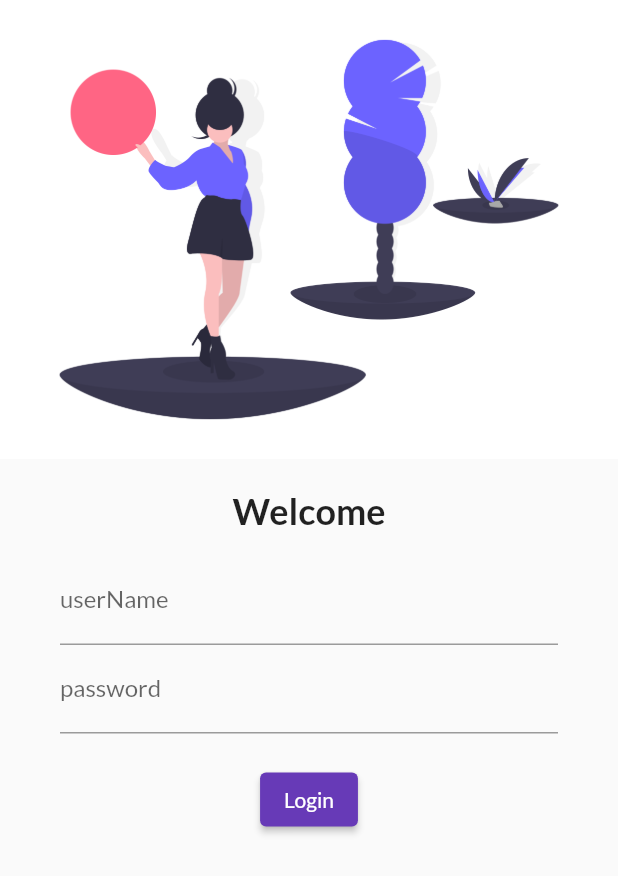
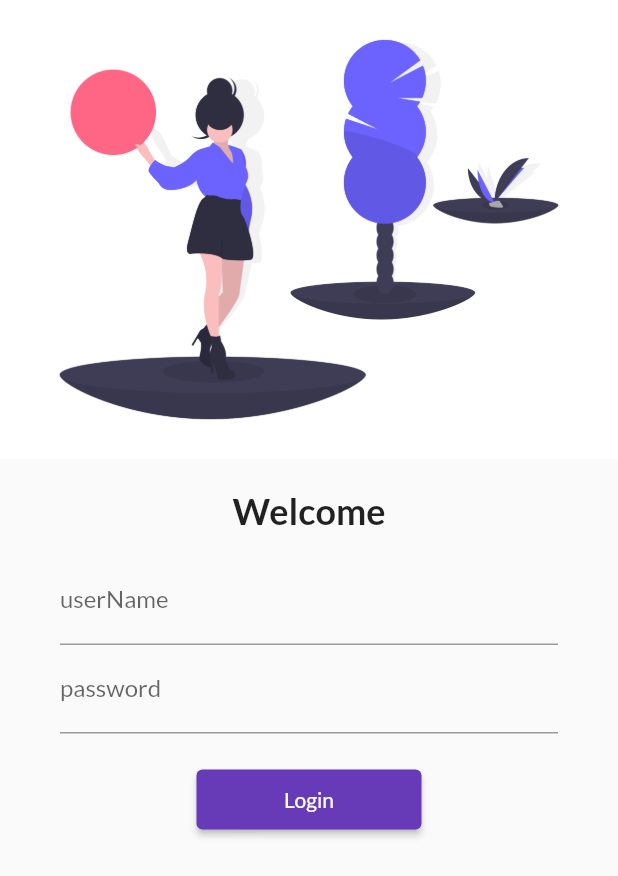
Before and after one commit to vandna987/flutterCatalogApp, a Flutter app: the screen it shows after launch, on a phone screen of 412 x 824 dp. Shown: the top 876 px of the screen. Run offline on Flutter 3.47's test engine with Material 2 defaults, Android fonts, the phone set to English and light mode, and no system bars; our stand-ins replace google_fonts.

Commit message:
day 5 completed

```diff
--- a/lib/main.dart
+++ b/lib/main.dart
@@ -1,6 +1,7 @@
 import 'package:flutter/material.dart';
 import 'package:flutter_catalog/pages/home_page.dart';
 import 'package:flutter_catalog/pages/login_page.dart';
+import 'package:flutter_catalog/utils/routes.dart';
 import 'package:google_fonts/google_fonts.dart';
 
 void main() {
@@ -19,12 +20,13 @@ class MyApp extends StatelessWidget {
         primarySwatch: Colors.deepPurple,
         fontFamily: GoogleFonts.lato().fontFamily,
       ),
+      debugShowCheckedModeBanner: false,
       // darkTheme: ThemeData(brightness: Brightness.dark),
       // initialRoute: '/home',
       routes: {
         "/": (context) => LoginPage(),
-        "/home": (context) => HomePage(),
-        "/login": (context) => LoginPage()
+        MyRoute.homeRoute: (context) => HomePage(),
+        MyRoute.loginRoute: (context) => LoginPage()
       },
     );
   }
--- a/lib/pages/home_page.dart
+++ b/lib/pages/home_page.dart
@@ -14,7 +14,7 @@ class HomePage extends StatelessWidget {
         child: Center(
             child: Text(
           "Welcome to $day my new App",
-          style: TextStyle(color: Color.fromRGBO(72, 2, 112, 1)),
+          style: TextStyle(color: Color.fromRGBO(32, 2, 49, 1)),
         )),
       ),
       drawer: Drawer(),
--- a/lib/pages/login_page.dart
+++ b/lib/pages/login_page.dart
@@ -1,4 +1,5 @@
 import "package:flutter/material.dart";
+import "package:flutter_catalog/utils/routes.dart";
 
 class LoginPage extends StatelessWidget {
   const LoginPage({super.key});
@@ -40,7 +41,9 @@ class LoginPage extends StatelessWidget {
                 ),
                 ElevatedButton(
                   child: Text("Login"),
-                  onPressed: () => {},
+                  style: TextButton.styleFrom(minimumSize: Size(150, 40)),
+                  onPressed: () =>
+                      {Navigator.pushNamed(context, MyRoute.homeRoute)},
                 )
               ],
             ),
--- /dev/null
+++ b/lib/utils/routes.dart
@@ -0,0 +1,4 @@
+class MyRoute {
+  static String loginRoute = "/login";
+  static String homeRoute = "/home";
+}
```
